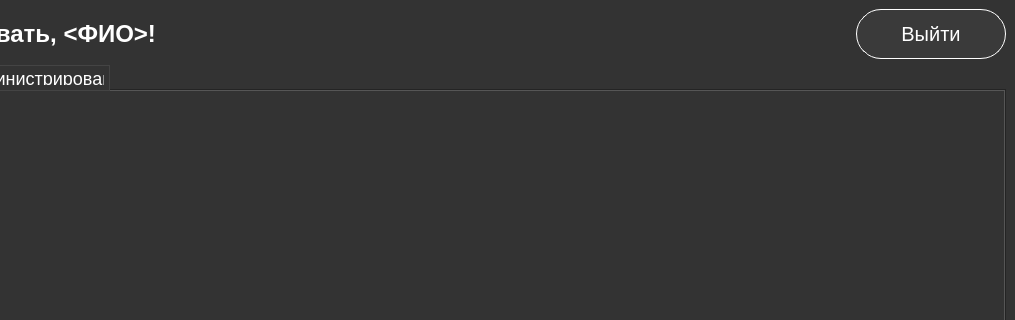
First picture: the form in ui/base_ui/ui_main_window.ui, repository Keit32/ComputerService, before the edit; both pictures show x 185 to 1200 and y 0 to 320 of the 1200 by 800 pixel window.
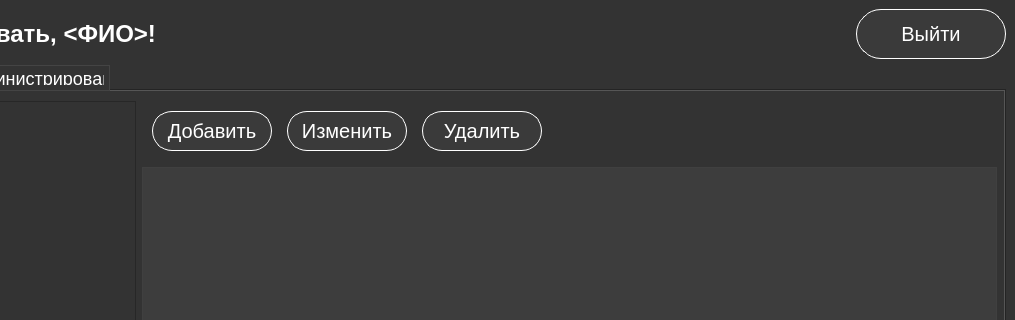
Second picture: the form after the edit. The open tabs and pages were chosen to show the change. Icons and pictures are not drawn.

Commit message: Added documents.json data, document model and documents ui

The edit to the form file:
```diff
--- a/ui/base_ui/ui_main_window.ui
+++ b/ui/base_ui/ui_main_window.ui
@@ -382,6 +382,250 @@
        <attribute name="title">
         <string>Документы</string>
        </attribute>
+       <widget class="QWidget" name="layoutWidget">
+        <property name="geometry">
+         <rect>
+          <x>10</x>
+          <y>10</y>
+          <width>1161</width>
+          <height>661</height>
+         </rect>
+        </property>
+        <layout class="QHBoxLayout" name="horizontalLayout_4">
+         <item>
+          <widget class="QListWidget" name="documemts_list">
+           <property name="maximumSize">
+            <size>
+             <width>300</width>
+             <height>16777215</height>
+            </size>
+           </property>
+           <property name="font">
+            <font>
+             <pointsize>14</pointsize>
+            </font>
+           </property>
+           <property name="styleSheet">
+            <string notr="true">QListWidget::item {
+	padding: 5px 0;
+	font-size: 18px;
+}
+
+QScrollBar:vertical {
+	background: none;
+	background-color: rgb(68, 68, 68);
+}
+QScrollBar::handle:vertical {
+	background-color: rgb(85, 85, 85);
+}</string>
+           </property>
+          </widget>
+         </item>
+         <item>
+          <layout class="QVBoxLayout" name="verticalLayout_4">
+           <property name="leftMargin">
+            <number>0</number>
+           </property>
+           <item>
+            <layout class="QHBoxLayout" name="horizontalLayout_5">
+             <property name="spacing">
+              <number>15</number>
+             </property>
+             <property name="leftMargin">
+              <number>10</number>
+             </property>
+             <property name="topMargin">
+              <number>10</number>
+             </property>
+             <property name="bottomMargin">
+              <number>10</number>
+             </property>
+             <item>
+              <widget class="QPushButton" name="add_document_row_button">
+               <property name="minimumSize">
+                <size>
+                 <width>120</width>
+                 <height>40</height>
+                </size>
+               </property>
+               <property name="maximumSize">
+                <size>
+                 <width>16777215</width>
+                 <height>16777215</height>
+                </size>
+               </property>
+               <property name="styleSheet">
+                <string notr="true">QPushButton {
+	background-color: rgba(68, 68, 68, 100);
+	font-size: 20px;
+	border: 1px solid #fff;
+	border-radius: 20px;
+}
+
+QPushButton:hover {
+	background-color: rgba(68, 68, 68, 150);
+	border-color:  rgba(255, 85, 255, 100);
+}</string>
+               </property>
+               <property name="text">
+                <string>Добавить</string>
+               </property>
+              </widget>
+             </item>
+             <item>
+              <widget class="QPushButton" name="edit_document_row_button">
+               <property name="minimumSize">
+                <size>
+                 <width>120</width>
+                 <height>40</height>
+                </size>
+               </property>
+               <property name="maximumSize">
+                <size>
+                 <width>16777215</width>
+                 <height>16777215</height>
+                </size>
+               </property>
+               <property name="styleSheet">
+                <string notr="true">QPushButton {
+	background-color: rgba(68, 68, 68, 100);
+	font-size: 20px;
+	border: 1px solid #fff;
+	border-radius: 20px;
+}
+
+QPushButton:hover {
+	background-color: rgba(68, 68, 68, 150);
+	border-color:  rgba(255, 85, 255, 100);
+}</string>
+               </property>
+               <property name="text">
+                <string>Изменить</string>
+               </property>
+              </widget>
+             </item>
+             <item>
+              <widget class="QPushButton" name="delete_document_row__button">
+               <property name="minimumSize">
+                <size>
+                 <width>120</width>
+                 <height>40</height>
+                </size>
+               </property>
+               <property name="styleSheet">
+                <string notr="true">QPushButton {
+	background-color: rgba(68, 68, 68, 100);
+	font-size: 20px;
+	border: 1px solid #fff;
+	border-radius: 20px;
+}
+
+QPushButton:hover {
+	background-color: rgba(68, 68, 68, 150);
+	border-color:  rgba(255, 85, 255, 100);
+}</string>
+               </property>
+               <property name="text">
+                <string>Удалить</string>
+               </property>
+              </widget>
+             </item>
+             <item>
+              <spacer name="spacerr_2">
+               <property name="orientation">
+                <enum>Qt::Orientation::Horizontal</enum>
+               </property>
+               <property name="sizeHint" stdset="0">
+                <size>
+                 <width>40</width>
+                 <height>20</height>
+                </size>
+               </property>
+              </spacer>
+             </item>
+            </layout>
+           </item>
+           <item>
+            <widget class="QTableWidget" name="selected_document_table">
+             <property name="styleSheet">
+              <string notr="true">QTableWidget {
+background: none;
+background-color: rgba(100, 100, 100, 50);
+font-size: 16px;
+}
+QTableCornerButton {
+background: none;
+background-color: rgba(100, 100, 100, 50);
+}
+QTableCornerButton::section {
+background: none;
+background-color: rgba(100, 100, 100, 50);
+}
+QHeaderView {
+background: none;
+background-color: rgba(100, 100, 100, 50);
+}
+QHeaderView::section {
+background: none;
+background-color: rgba(100, 100, 100, 50);
+}
+QComboBox {
+background: none;
+background-color: rgba(100, 100, 100, 50);
+border: 1px solid rgba(255, 255, 255, .2);
+color: rgb(255, 255, 255);
+}
+QComboBox:hover {
+border: 1px solid rgba(255, 255, 255, .6);
+}
+QComboBox:focus {
+border: 1px solid rgba(255, 255, 255, .8);
+}
+QComboBox QAbstractItemView {
+    background: transparent;
+	padding: 5px;
+}
+QScrollBar:vertical {
+	background: none;
+	background-color: rgb(68, 68, 68);
+}
+QScrollBar::handle:vertical {
+	background-color: rgb(85, 85, 85);
+}
+QComboBox::drop-down {
+    width:20px;
+    height:20px;
+	border-radius: 10px;
+    subcontrol-position: right top;
+    subcontrol-origin:margin;
+    border: 1px solid rgba(255, 255, 255, .2);
+	background: transparent;
+	image: url(&quot;:/image/arrow-down.png&quot;);
+}
+QComboBox::drop-down:hover {
+    border: 2px solid rgba(255, 255, 255, .6);
+}
+QScrollBar:vertical {
+	background: none;
+	background-color: rgb(68, 68, 68);
+}
+QScrollBar::handle:vertical {
+	background-color: rgb(85, 85, 85);
+}
+QScrollBar:horizontal {
+	background: none;
+	background-color: rgb(68, 68, 68);
+}
+QScrollBar::handle:horizontal {
+	background-color: rgb(85, 85, 85);
+}</string>
+             </property>
+            </widget>
+           </item>
+          </layout>
+         </item>
+        </layout>
+       </widget>
       </widget>
       <widget class="QWidget" name="administration_tab">
        <property name="enabled">
```
Left out of the diff: 2 changed lines with no effect on the pictures. The commit also changes 4 other files.
